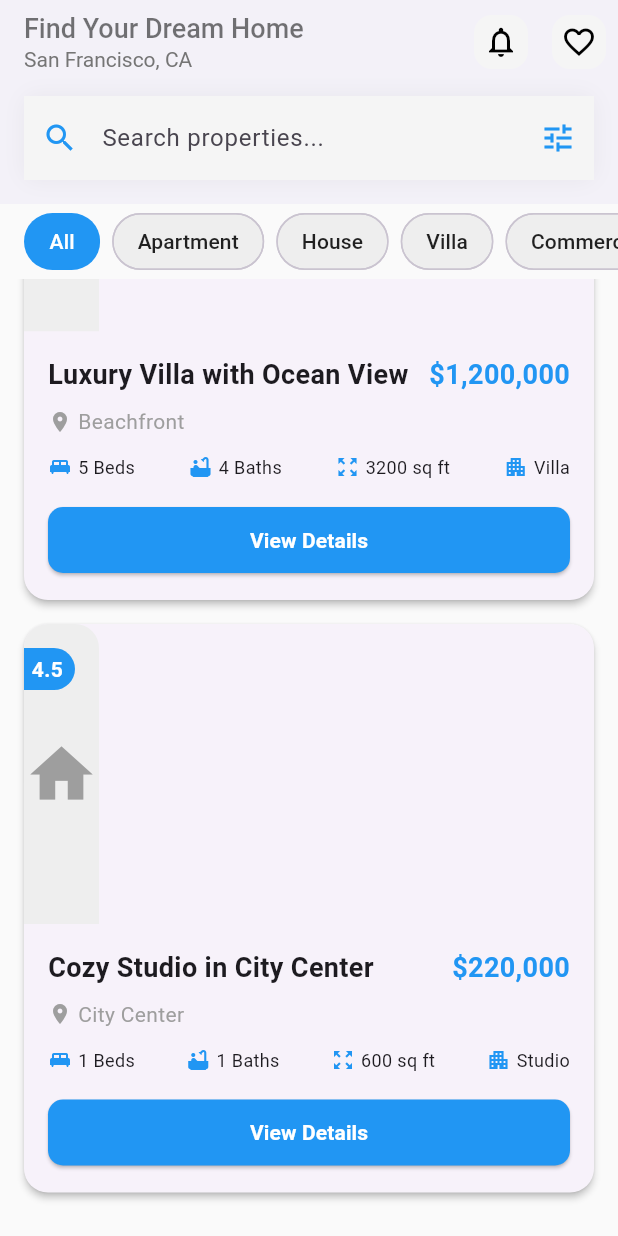
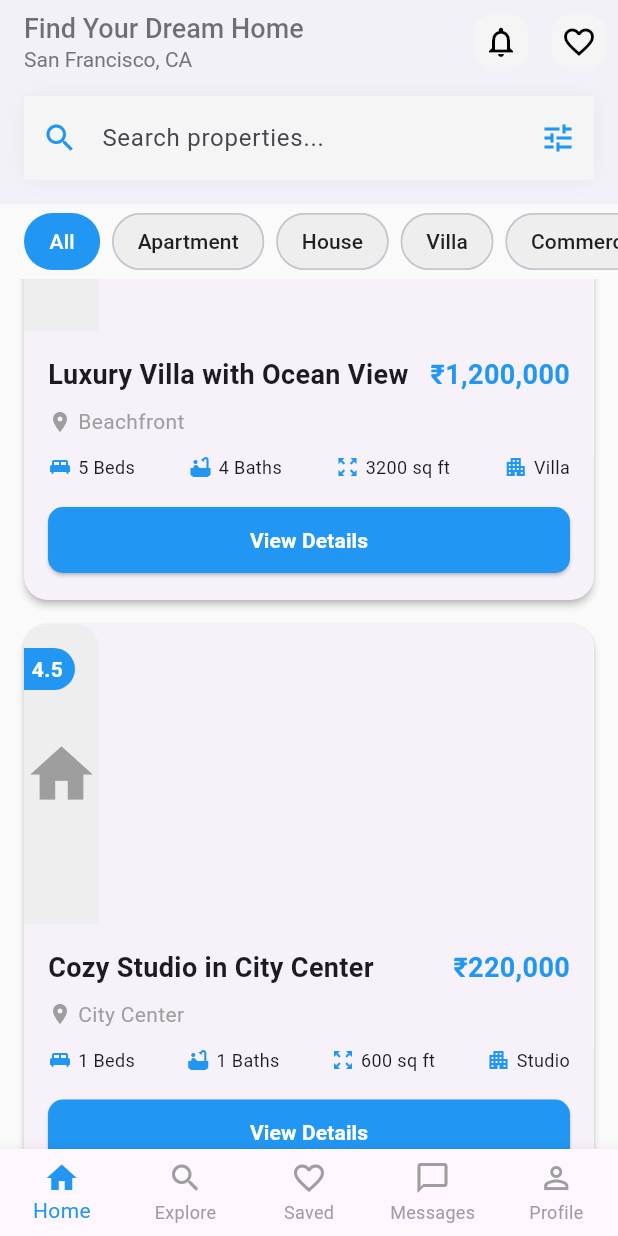
Before and after one commit to Prashantkumar957/Sell-and-Rent, a Flutter app: the Viewscreen screen opened directly, scrolled down 576 dp, on a phone screen of 412 x 824 dp. Run offline on Flutter 3.47's test engine with Material 3 defaults, Android fonts, the light colour scheme and no system bars; our stand-ins replace image_picker; network calls fail.

Commit message:
user profile added

```diff
--- a/lib/ViewScreen.dart
+++ b/lib/ViewScreen.dart
@@ -1,5 +1,5 @@
 import 'package:flutter/material.dart';
-
+import 'profile.dart';
 class Viewscreen extends StatefulWidget {
   const Viewscreen({super.key});
 
@@ -13,7 +13,7 @@ class _ViewscreenState extends State<Viewscreen> {
     {
       'title': 'Modern Apartment in Downtown',
       'image': 'https://images.unsplash.com/photo-1502672260266-1c1ef2d93688',
-      'price': '\$450,000',
+      'price': '\₹450,000',
       'type': 'Apartment',
       'location': 'Downtown',
       'bedrooms': 3,
@@ -24,7 +24,7 @@ class _ViewscreenState extends State<Viewscreen> {
     {
       'title': 'Luxury Villa with Ocean View',
       'image': 'https://images.unsplash.com/photo-1564013799919-ab600027ffc6',
-      'price': '\$1,200,000',
+      'price': '\₹1,200,000',
       'type': 'Villa',
       'location': 'Beachfront',
       'bedrooms': 5,
@@ -35,7 +35,7 @@ class _ViewscreenState extends State<Viewscreen> {
     {
       'title': 'Cozy Studio in City Center',
       'image': 'https://images.unsplash.com/photo-1502672260266-1c1ef2d93688',
-      'price': '\$220,000',
+      'price': '\₹220,000',
       'type': 'Studio',
       'location': 'City Center',
       'bedrooms': 1,
@@ -44,6 +44,8 @@ class _ViewscreenState extends State<Viewscreen> {
       'rating': 4.5,
     },
   ];
+
+  int _currentIndex = 0; // Track the current selected index
 
   @override
   Widget build(BuildContext context) {
@@ -174,6 +176,55 @@ class _ViewscreenState extends State<Viewscreen> {
                 return _buildPropertyCard(property);
               },
             ),
+          ),
+        ],
+      ),
+      bottomNavigationBar: BottomNavigationBar(
+        currentIndex: _currentIndex,
+        onTap: (index) {
+          setState(() {
+            _currentIndex = index;
+          });
+          if (index == 4) {
+            // Index 4 corresponds to the 'Profile' item (0-based)
+            Navigator.push(
+              context,
+              MaterialPageRoute(builder: (context) => const AgentProfileScreen()),
+            );
+          } else {
+            // Handle navigation for other bottom navigation items if needed
+            // For example:
+            // if (index == 0) {
+            //   // Navigate to Home screen
+            // }
+            // ...
+          }
+        },
+        type: BottomNavigationBarType.fixed,
+        selectedItemColor: Colors.blue,
+        unselectedItemColor: Colors.grey,
+        showSelectedLabels: true,
+        showUnselectedLabels: true,
+        items: const [
+          BottomNavigationBarItem(
+            icon: Icon(Icons.home),
+            label: 'Home',
+          ),
+          BottomNavigationBarItem(
+            icon: Icon(Icons.search),
+            label: 'Explore',
+          ),
+          BottomNavigationBarItem(
+            icon: Icon(Icons.favorite_border),
+            label: 'Saved',
+          ),
+          BottomNavigationBarItem(
+            icon: Icon(Icons.chat_bubble_outline),
+            label: 'Messages',
+          ),
+          BottomNavigationBarItem(
+            icon: Icon(Icons.person_outline),
+            label: 'Profile',
           ),
         ],
       ),
```
Also changed, not shown: lib/profile.dart (added, +305 -0 lines).
